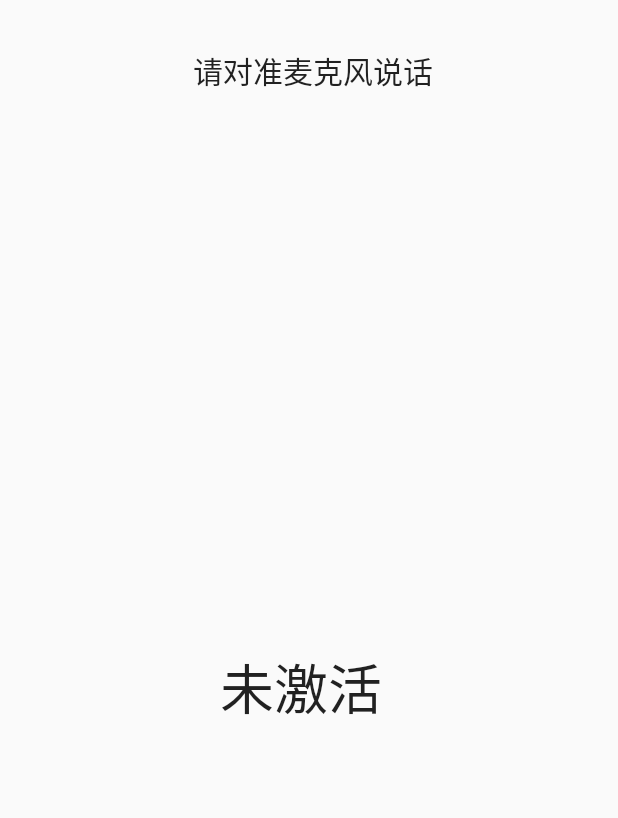
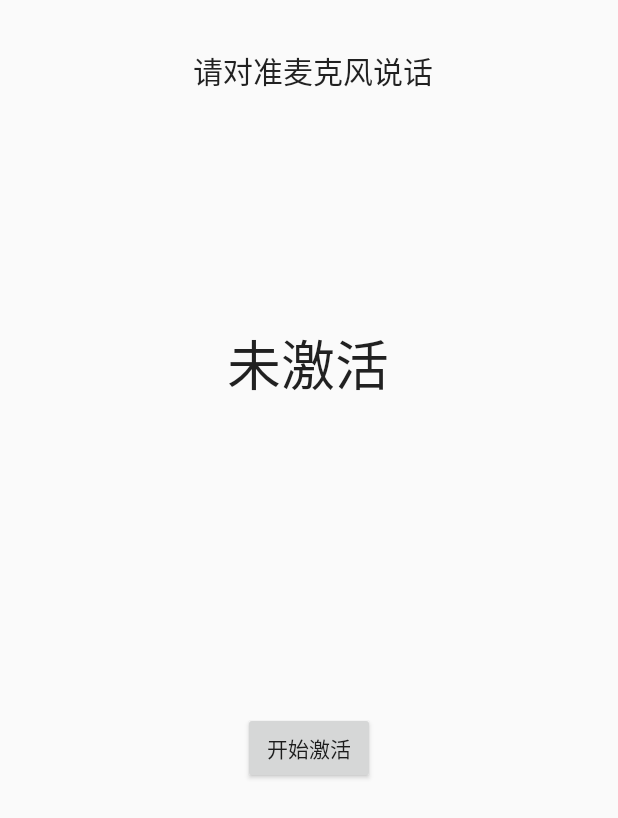
Before and after one commit to zsk843/VAD_Demo_Android, an Android app: the layout activity_main.xml on its own in the app's theme, with its tools: preview values and no code run, on a phone screen of 412 x 824 dp. Shown: the top 818 px of the screen. Run offline under Robolectric (Android 15) with nearby library versions, the phone set to English and light mode, and no system bars.

Commit message:
Initial normalization done.

```diff
--- a/app/src/main/res/layout/activity_main.xml
+++ b/app/src/main/res/layout/activity_main.xml
@@ -20,19 +20,34 @@
 
     <TextView
         android:id="@+id/res_text_view"
-        android:layout_width="117dp"
+        android:layout_width="238dp"
         android:layout_height="51dp"
         android:layout_marginBottom="218dp"
-        android:layout_marginEnd="164dp"
-        android:layout_marginStart="162dp"
-        android:layout_marginTop="241dp"
+        android:layout_marginEnd="80dp"
+        android:layout_marginStart="80dp"
+        android:layout_marginTop="100dp"
+        android:gravity="center"
         android:text="未激活"
         android:textAppearance="@style/TextAppearance.AppCompat.Title"
         android:textSize="36sp"
         app:layout_constraintBottom_toBottomOf="parent"
         app:layout_constraintEnd_toEndOf="parent"
+        app:layout_constraintHorizontal_bias="0.474"
         app:layout_constraintStart_toStartOf="parent"
         app:layout_constraintTop_toBottomOf="@+id/textView"
-        app:layout_constraintVertical_bias="0.51" />
+        app:layout_constraintVertical_bias="0.136" />
+
+    <Button
+        android:id="@+id/act_btn"
+        android:layout_width="wrap_content"
+        android:layout_height="wrap_content"
+        android:layout_marginEnd="148dp"
+        android:layout_marginStart="148dp"
+        android:layout_marginTop="208dp"
+        android:onClick="on_act"
+        android:text="开始激活"
+        app:layout_constraintEnd_toEndOf="parent"
+        app:layout_constraintStart_toStartOf="parent"
+        app:layout_constraintTop_toBottomOf="@+id/res_text_view" />
 
 </android.support.constraint.ConstraintLayout>
--- a/app/src/main/res/values/styles.xml
+++ b/app/src/main/res/values/styles.xml
@@ -1,7 +1,7 @@
 <resources>
 
     <!-- Base application theme. -->
-    <style name="AppTheme" parent="Theme.AppCompat.Light.DarkActionBar">
+    <style name="AppTheme" parent="Base.Theme.AppCompat.Light.DarkActionBar">
         <!-- Customize your theme here. -->
         <item name="colorPrimary">@color/colorPrimary</item>
         <item name="colorPrimaryDark">@color/colorPrimaryDark</item>
```
Also changed, not shown: app/src/main/java/com/example/yckj/vad_demo_android/GammaTone.java (+12 -20 lines), app/src/main/java/com/example/yckj/vad_demo_android/MainActivity.java (+104 -35 lines), 1 other file.
